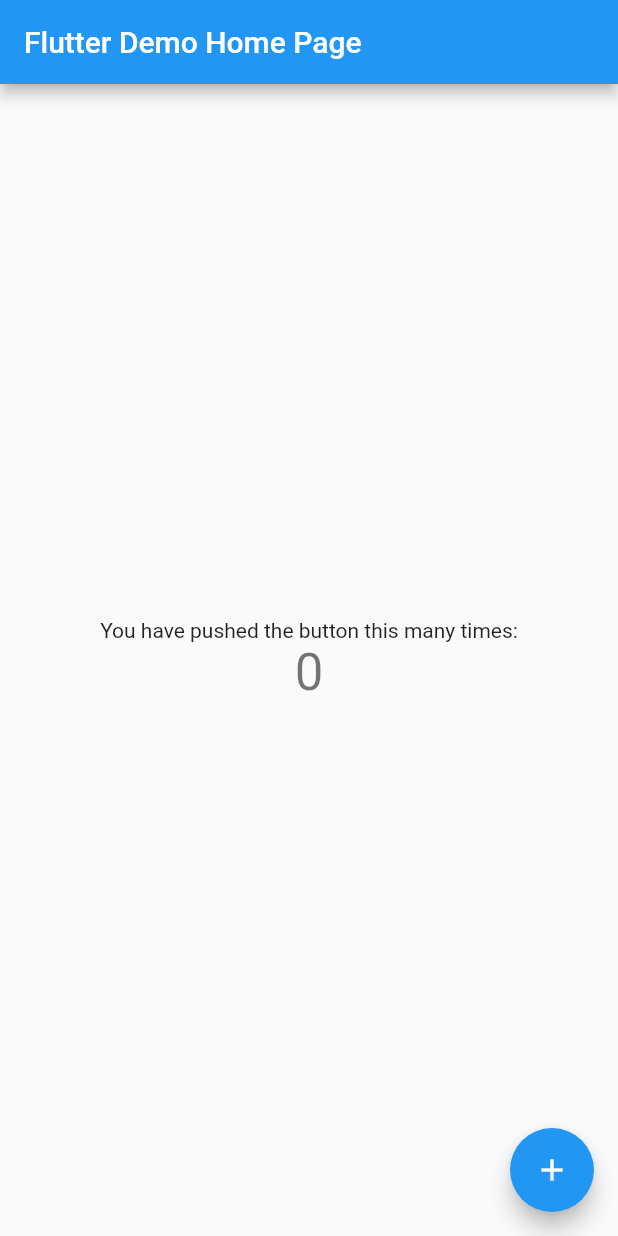
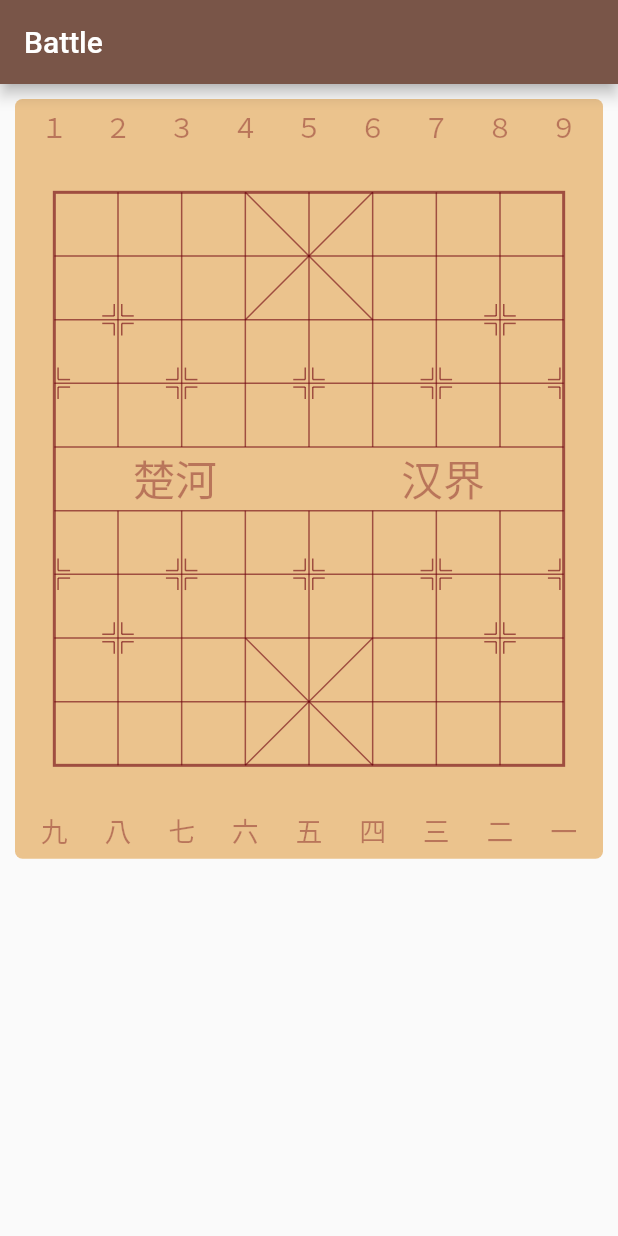
Before and after one commit to sqlxx/chessroad, a Flutter app: the screen it shows after launch, on a phone screen of 412 x 824 dp. Run offline on Flutter 3.47's test engine with Material 2 defaults, Android fonts, the phone set to English and light mode, and no system bars.

Commit message:
draw board complete

```diff
--- /dev/null
+++ b/lib/board/board-painter.dart
@@ -0,0 +1,89 @@
+import 'package:chessroad/board/board-widget.dart';
+import 'package:chessroad/common/color-consts.dart';
+import 'package:flutter/material.dart';
+
+class BoardPainter extends CustomPainter {
+  final double width, gridWidth, squareSize;
+  final thePaint = Paint();
+
+  BoardPainter({@required this.width}):
+    gridWidth = (width - BoardWidget.Padding * 2) * 8 / 9,
+    squareSize = (width - BoardWidget.Padding * 2) / 9;
+
+  @override
+  void paint(Canvas canvas, Size size) {
+    doPaint(canvas, thePaint, gridWidth, squareSize, BoardWidget.Padding + squareSize/2, BoardWidget.Padding + BoardWidget.DigitsHeight + squareSize/2);
+  }
+
+  @override
+  bool shouldRepaint(CustomPainter oldDelegate) {
+    return false;
+  }
+
+  static doPaint(Canvas canvas, Paint paint, double gridWidth, double squareSize, double offsetX, double offsetY) {
+    paint.color = ColorConsts.BoardLine;
+    paint.style = PaintingStyle.stroke;
+
+    var left = offsetX, top = offsetY;
+
+    paint.strokeWidth = 2;
+    canvas.drawRect(Rect.fromLTWH(left, top, gridWidth, squareSize * 9), paint);
+
+    paint.strokeWidth = 1;
+
+    for (var i = 1; i < 9; i ++) {
+      canvas.drawLine(
+        Offset(left, top + squareSize * i),
+        Offset(left + gridWidth, top + squareSize * i),
+        paint
+      );
+    }
+
+    for (var i = 1; i < 8; i ++) {
+
+      canvas.drawLine(Offset(left + squareSize * i, top), Offset(left + squareSize * i, top + squareSize * 4), paint);
+      canvas.drawLine(Offset(left + squareSize * i, top + squareSize * 5), Offset(left + squareSize * i, top + squareSize * 9), paint);
+    }
+
+    canvas.drawLine(Offset(left + squareSize * 3, top), Offset(left + squareSize * 5, top + squareSize * 2), paint);
+    canvas.drawLine(Offset(left + squareSize * 5, top), Offset(left + squareSize * 3, top + squareSize * 2), paint);
+
+    canvas.drawLine(Offset(left + squareSize * 3, top + squareSize * 9), Offset(left + squareSize * 5, top + squareSize * 7), paint);
+    canvas.drawLine(Offset(left + squareSize * 5, top + squareSize * 9), Offset(left + squareSize * 3, top + squareSize * 7), paint);
+
+    _drawStar(canvas, paint, left, top + squareSize * 3, leftHalf: false);
+    _drawStar(canvas, paint, left + squareSize, top + squareSize * 2);
+    _drawStar(canvas, paint, left + squareSize * 2, top + squareSize * 3);
+    _drawStar(canvas, paint, left + squareSize * 4, top + squareSize * 3);
+    _drawStar(canvas, paint, left + squareSize * 6, top + squareSize * 3);
+    _drawStar(canvas, paint, left + squareSize * 7, top + squareSize * 2);
+    _drawStar(canvas, paint, left + squareSize * 8, top + squareSize * 3, rightHalf: false);
+
+    _drawStar(canvas, paint, left, top + squareSize * 6, leftHalf: false);
+    _drawStar(canvas, paint, left + squareSize, top + squareSize * 7);
+    _drawStar(canvas, paint, left + squareSize * 2, top + squareSize * 6);
+    _drawStar(canvas, paint, left + squareSize * 4, top + squareSize * 6);
+    _drawStar(canvas, paint, left + squareSize * 6, top + squareSize * 6);
+    _drawStar(canvas, paint, left + squareSize * 7, top + squareSize * 7);
+    _drawStar(canvas, paint, left + squareSize * 8, top + squareSize * 6, rightHalf: false);
+
+  }
+
+  static _drawStar(Canvas canvas, Paint paint, double x, double y, {leftHalf=true, rightHalf=true}) {
+    final double offset = 2.5, length = 8;
+
+    if (leftHalf) {
+      canvas.drawLine(Offset(x - offset, y - offset), Offset(x - offset, y - offset - length), paint);
+      canvas.drawLine(Offset(x - offset, y - offset), Offset(x - offset - length, y - offset), paint);
+      canvas.drawLine(Offset(x - offset, y + offset), Offset(x - offset, y + offset + length), paint);
+      canvas.drawLine(Offset(x - offset, y + offset), Offset(x - offset - length, y + offset), paint);
+    }
+
+    if (rightHalf) {
+      canvas.drawLine(Offset(x + offset, y - offset), Offset(x + offset, y - offset - length), paint);
+      canvas.drawLine(Offset(x + offset, y - offset), Offset(x + offset + length, y - offset), paint);
+      canvas.drawLine(Offset(x + offset, y + offset), Offset(x + offset, y + offset + length), paint);
+      canvas.drawLine(Offset(x + offset, y + offset), Offset(x + offset + length, y + offset), paint);
+    }
+  }
+}
--- /dev/null
+++ b/lib/board/board-widget.dart
@@ -0,0 +1,35 @@
+import 'package:chessroad/board/board-painter.dart';
+import 'package:chessroad/common/color-consts.dart';
+import 'package:flutter/material.dart';
+
+import 'words-on-board.dart';
+
+class BoardWidget extends StatelessWidget {
+
+  static const Padding = 5.0, DigitsHeight = 36.0;
+
+  final double width, height;
+
+  BoardWidget({@required this.width}):
+    height = (width - Padding * 2) /9 * 10 + (Padding + DigitsHeight) * 2;
+
+  @override
+  Widget build(BuildContext context) {
+    return Container(
+      width: width,
+      height: height,
+      decoration: BoxDecoration(
+        borderRadius: BorderRadius.circular(5),
+        color: ColorConsts.BoardBackground
+      ),
+      child: CustomPaint(
+        painter: BoardPainter(width: width),
+        child: Container(
+          margin: EdgeInsets.symmetric(vertical: Padding, horizontal: (width - Padding * 2) / 9 / 2 + Padding - WordsOnBoard.DigitsFontSize /2),
+          child: WordsOnBoard()
+        ),
+      )
+    );
+  }
+
+}
--- /dev/null
+++ b/lib/board/words-on-board.dart
@@ -0,0 +1,47 @@
+import 'package:chessroad/common/color-consts.dart';
+import 'package:flutter/material.dart';
+
+class WordsOnBoard extends StatelessWidget {
+  static const DigitsFontSize = 18.0;
+
+  @override
+  Widget build(BuildContext context) {
+    final blackColumns = '１２３４５６７８９', redColumns = '九八七六五四三二一';
+    final bChildren = <Widget>[], rChildren = <Widget>[];
+
+    final digitsStyle = TextStyle(fontSize: DigitsFontSize);
+    final riverTipsStyle = TextStyle(fontSize: 28.0);
+
+    for (var i = 0; i < 9; i ++) {
+      bChildren.add(Text(blackColumns[i], style: digitsStyle));
+      rChildren.add(Text(redColumns[i], style: digitsStyle));
+
+      if (i < 8) {
+        bChildren.add(Expanded(child: SizedBox()));
+        rChildren.add(Expanded(child: SizedBox()));
+      }
+
+    }
+
+    final riverTips = Row(children: [
+      Expanded(child: SizedBox()),
+      Text('楚河', style: riverTipsStyle),
+      Expanded(child: SizedBox(), flex: 2),
+      Text('汉界', style: riverTipsStyle),
+      Expanded(child: SizedBox())
+    ]);
+
+    return DefaultTextStyle(
+      child: Column(
+        children: [
+          Row(children: bChildren),
+          Expanded(child: SizedBox()),
+          riverTips,
+          Expanded(child: SizedBox()),
+          Row(children: rChildren)
+        ],
+      ),
+      style: TextStyle(color: ColorConsts.BoardTips)
+    );
+  }
+}
--- /dev/null
+++ b/lib/common/color-consts.dart
@@ -0,0 +1,27 @@
+import 'package:flutter/material.dart';
+
+class ColorConsts {
+  static const LogoColor = Color(0xFF6D000D);
+  static const Primary = Color(0xFF461220);
+  static const Secondary = Color(0x99461220);
+
+  static const DarkBackground = Colors.brown;
+  static const LightBackground = Color(0xFFEEE0CB);
+
+  static const BoardBackground = Color(0xFFEBC38D);
+  static const DarkTextPrimary = Colors.white;
+  static const DarkTextSecondary = Color(0x99FFFFFF);
+
+  static const BoardLine = Color(0x996D000D);
+  static const BoardTips = Color(0x666D000D);
+  static const LightLine = Color(0x336D000D);
+
+  static const BlackPieceColor = Color.fromARGB(0xFF, 0x00, 0x00, 0x00);
+  static const BlackPieceBorderColor = Color.fromARGB(0xFF, 0x22, 0x22, 0x22);
+
+  static const RedPieceColor = Color.fromARGB(0xFF, 0x7B, 0x00, 0x00);
+  static const RedPieceBoardColor = Color.fromARGB(0xFF, 0x66, 0x00, 0x00);
+
+  static const PieceTextColor = Color.fromARGB(0xCC, 0xFF, 0xFF, 0xFF);
+
+}
--- a/lib/main.dart
+++ b/lib/main.dart
@@ -1,117 +1,20 @@
+import 'package:chessroad/routes/battle-page.dart';
 import 'package:flutter/material.dart';
 
 void main() {
-  runApp(MyApp());
+  runApp(ChessRoadApp());
 }
 
-class MyApp extends StatelessWidget {
+class ChessRoadApp extends StatelessWidget {
   // This widget is the root of your application.
   @override
   Widget build(BuildContext context) {
     return MaterialApp(
-      title: 'Flutter Demo',
       theme: ThemeData(
-        // This is the theme of your application.
-        //
-        // Try running your application with "flutter run". You'll see the
-        // application has a blue toolbar. Then, without quitting the app, try
-        // changing the primarySwatch below to Colors.green and then invoke
-        // "hot reload" (press "r" in the console where you ran "flutter run",
-        // or simply save your changes to "hot reload" in a Flutter IDE).
-        // Notice that the counter didn't reset back to zero; the application
-        // is not restarted.
-        primarySwatch: Colors.blue,
-        // This makes the visual density adapt to the platform that you run
-        // the app on. For desktop platforms, the controls will be smaller and
-        // closer together (more dense) than on mobile platforms.
+        primarySwatch: Colors.brown,
         visualDensity: VisualDensity.adaptivePlatformDensity,
       ),
-      home: MyHomePage(title: 'Flutter Demo Home Page'),
+      home: BattlePage()
     );
   }
 }
-
-class MyHomePage extends StatefulWidget {
-  MyHomePage({Key key, this.title}) : super(key: key);
-
-  // This widget is the home page of your application. It is stateful, meaning
-  // that it has a State object (defined below) that contains fields that affect
-  // how it looks.
-
-  // This class is the configuration for the state. It holds the values (in this
-  // case the title) provided by the parent (in this case the App widget) and
-  // used by the build method of the State. Fields in a Widget subclass are
-  // always marked "final".
-
-  final String title;
-
-  @override
-  _MyHomePageState createState() => _MyHomePageState();
-}
-
-class _MyHomePageState extends State<MyHomePage> {
-  int _counter = 0;
-
-  void _incrementCounter() {
-    setState(() {
-      // This call to setState tells the Flutter framework that something has
-      // changed in this State, which causes it to rerun the build method below
-      // so that the display can reflect the updated values. If we changed
-      // _counter without calling setState(), then the build method would not be
-      // called again, and so nothing would appear to happen.
-      _counter++;
-    });
-  }
-
-  @override
-  Widget build(BuildContext context) {
-    // This method is rerun every time setState is called, for instance as done
-    // by the _incrementCounter method above.
-    //
-    // The Flutter framework has been optimized to make rerunning build methods
-    // fast, so that you can just rebuild anything that needs updating rather
-    // than having to individually change instances of widgets.
-    return Scaffold(
-      appBar: AppBar(
-        // Here we take the value from the MyHomePage object that was created by
-        // the App.build method, and use it to set our appbar title.
-        title: Text(widget.title),
-      ),
-      body: Center(
-        // Center is a layout widget. It takes a single child and positions it
-        // in the middle of the parent.
-        child: Column(
-          // Column is also a layout widget. It takes a list of children and
-          // arranges them vertically. By default, it sizes itself to fit its
-          // children horizontally, and tries to be as tall as its parent.
-          //
-          // Invoke "debug painting" (press "p" in the console, choose the
-          // "Toggle Debug Paint" action from the Flutter Inspector in Android
-          // Studio, or the "Toggle Debug Paint" command in Visual Studio Code)
-          // to see the wireframe for each widget.
-          //
-          // Column has various properties to control how it sizes itself and
-          // how it positions its children. Here we use mainAxisAlignment to
-          // center the children vertically; the main axis here is the vertical
-          // axis because Columns are vertical (the cross axis would be
-          // horizontal).
-          mainAxisAlignment: MainAxisAlignment.center,
-          children: <Widget>[
-            Text(
-              'You have pushed the button this many times:',
-            ),
-            Text(
-              '$_counter',
-              style: Theme.of(context).textTheme.headline4,
-            ),
-          ],
-        ),
-      ),
-      floatingActionButton: FloatingActionButton(
-        onPressed: _incrementCounter,
-        tooltip: 'Increment',
-        child: Icon(Icons.add),
-      ), // This trailing comma makes auto-formatting nicer for build methods.
-    );
-  }
-}
--- /dev/null
+++ b/lib/routes/battle-page.dart
@@ -0,0 +1,20 @@
+import 'package:chessroad/board/board-widget.dart';
+import 'package:flutter/material.dart';
+
+class BattlePage extends StatelessWidget {
+  static const BoardMarginV = 10.0, BoardMarginH = 10.0;
+
+  @override
+  Widget build(BuildContext context) {
+    final windowSize = MediaQuery.of(context).size;
+    final boardHeight = windowSize.width - BoardMarginH * 2;
+
+    return Scaffold(
+      appBar: AppBar(title: Text('Battle')),
+      body: Container(
+        margin: const EdgeInsets.symmetric(horizontal: BoardMarginH, vertical: BoardMarginV),
+        child: BoardWidget(width: boardHeight)
+      ),
+    );
+  }
+}
```
Also changed, not shown: 1 other file.
